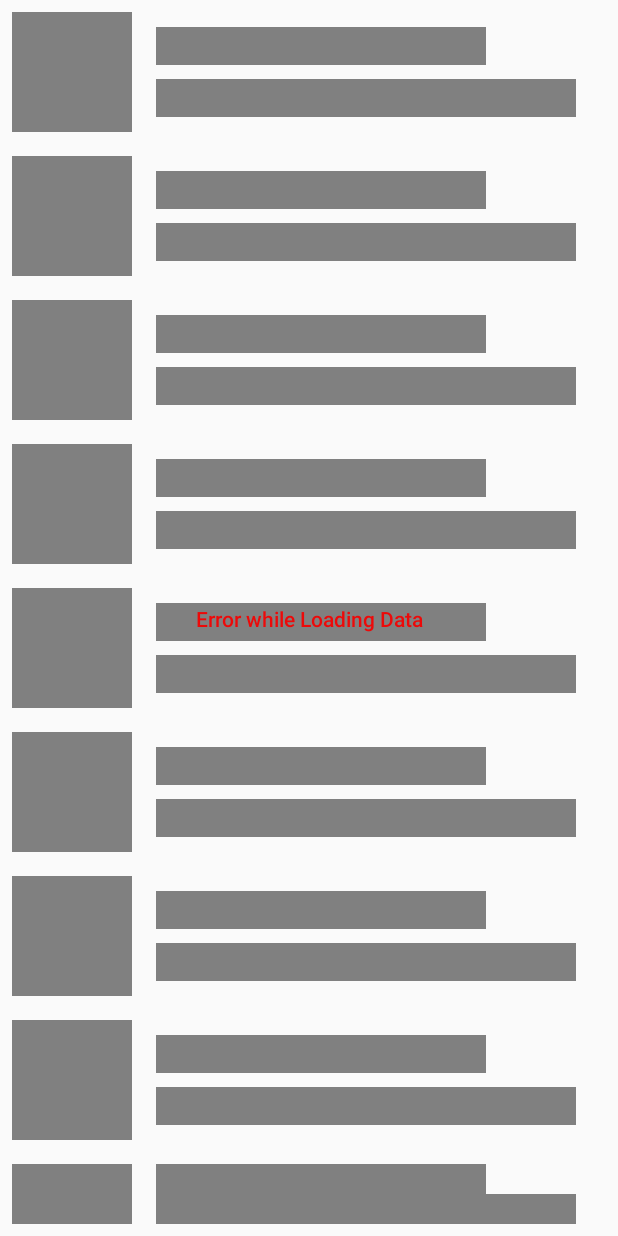
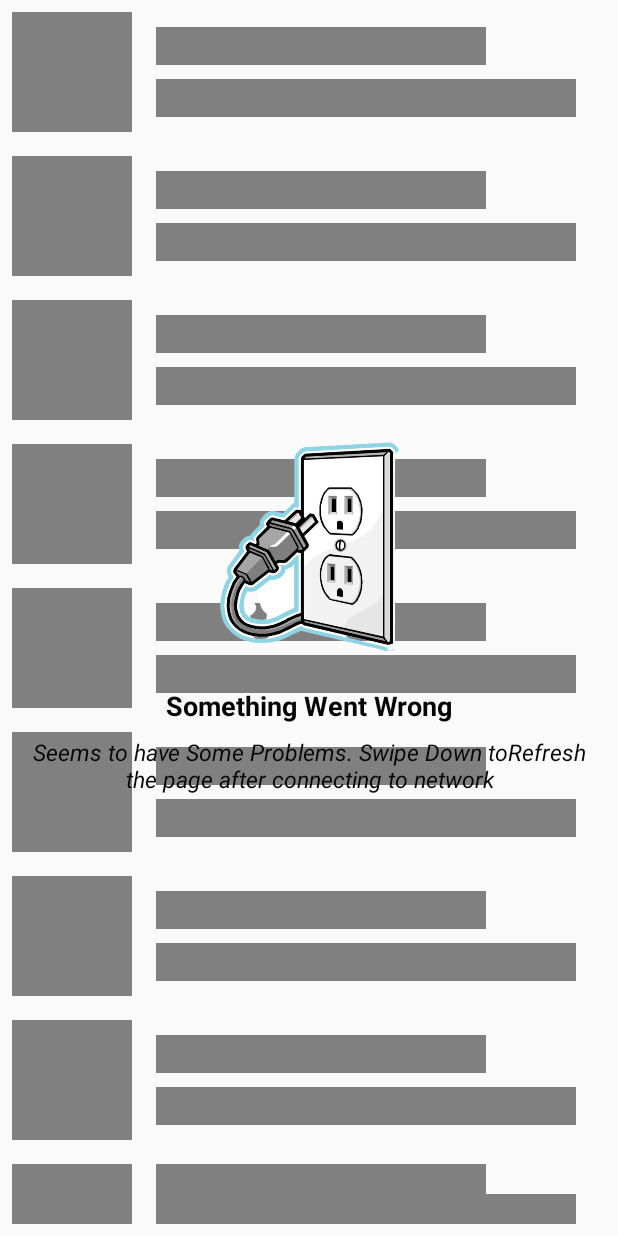
Before and after one commit to jishnu234/AethRepoApp, an Android app: the layout activity_main.xml on its own in the app's theme, with its tools: preview values and no code run, on a phone screen of 412 x 824 dp. Run offline under Robolectric (Android 15) with nearby library versions, the phone set to English and light mode, and no system bars.

Commit message:
Di using dagger implemented Ui for showing error designed view binding implemented

```diff
--- a/app/build.gradle
+++ b/app/build.gradle
@@ -15,6 +15,11 @@ android {
         versionName "1.0"
 
         testInstrumentationRunner "androidx.test.runner.AndroidJUnitRunner"
+    }
+
+    buildFeatures {
+        viewBinding true
+        dataBinding true
     }
 
     buildTypes {
--- a/app/src/main/AndroidManifest.xml
+++ b/app/src/main/AndroidManifest.xml
@@ -3,6 +3,7 @@
     package="com.example.authrepoapp">
 
     <uses-permission android:name="android.permission.INTERNET"/>
+    <uses-permission android:name="android.permission.ACCESS_NETWORK_STATE"/>
 
     <application
         android:allowBackup="true"
--- a/app/src/main/res/layout/activity_main.xml
+++ b/app/src/main/res/layout/activity_main.xml
@@ -1,10 +1,9 @@
 <?xml version="1.0" encoding="utf-8"?>
 
-<androidx.swiperefreshlayout.widget.SwipeRefreshLayout
-    android:id="@+id/swipe_refresh_layout"
-    xmlns:android="http://schemas.android.com/apk/res/android"
+<androidx.swiperefreshlayout.widget.SwipeRefreshLayout xmlns:android="http://schemas.android.com/apk/res/android"
     xmlns:app="http://schemas.android.com/apk/res-auto"
     xmlns:tools="http://schemas.android.com/tools"
+    android:id="@+id/swipe_refresh_layout"
     android:layout_width="match_parent"
     android:layout_height="match_parent"
     tools:context=".view.MainActivity">
@@ -17,29 +16,41 @@
             android:id="@+id/shimmer_loading"
             android:layout_width="match_parent"
             android:layout_height="match_parent"
+            app:layout_constraintBottom_toBottomOf="parent"
+            app:layout_constraintEnd_toEndOf="parent"
             app:layout_constraintStart_toStartOf="parent"
-            app:layout_constraintEnd_toEndOf="parent"
-            app:layout_constraintTop_toTopOf="parent"
-            app:layout_constraintBottom_toBottomOf="parent"
-            >
+            app:layout_constraintTop_toTopOf="parent">
 
             <LinearLayout
                 android:layout_width="match_parent"
                 android:layout_height="match_parent"
                 android:orientation="vertical">
-                <include layout="@layout/shimmer_layout"/>
-                <include layout="@layout/shimmer_layout"/>
-                <include layout="@layout/shimmer_layout"/>
-                <include layout="@layout/shimmer_layout"/>
-                <include layout="@layout/shimmer_layout"/>
-                <include layout="@layout/shimmer_layout"/>
-                <include layout="@layout/shimmer_layout"/>
-                <include layout="@layout/shimmer_layout"/>
-                <include layout="@layout/shimmer_layout"/>
-                <include layout="@layout/shimmer_layout"/>
-                <include layout="@layout/shimmer_layout"/>
-                <include layout="@layout/shimmer_layout"/>
-                <include layout="@layout/shimmer_layout"/>
+
+                <include layout="@layout/shimmer_layout" />
+
+                <include layout="@layout/shimmer_layout" />
+
+                <include layout="@layout/shimmer_layout" />
+
+                <include layout="@layout/shimmer_layout" />
+
+                <include layout="@layout/shimmer_layout" />
+
+                <include layout="@layout/shimmer_layout" />
+
+                <include layout="@layout/shimmer_layout" />
+
+                <include layout="@layout/shimmer_layout" />
+
+                <include layout="@layout/shimmer_layout" />
+
+                <include layout="@layout/shimmer_layout" />
+
+                <include layout="@layout/shimmer_layout" />
+
+                <include layout="@layout/shimmer_layout" />
+
+                <include layout="@layout/shimmer_layout" />
             </LinearLayout>
 
         </com.facebook.shimmer.ShimmerFrameLayout>
@@ -56,18 +67,42 @@
             app:layout_constraintVertical_bias="1.0" />
 
 
-        <TextView
-            android:id="@+id/errorText"
-            android:layout_width="wrap_content"
-            android:layout_height="wrap_content"
-            style = "@style/TextAppearance.AppCompat.Body2"
-            android:text="@string/error_text"
-            android:textColor="#ED0909"
-            app:layout_constraintBottom_toBottomOf="parent"
-            app:layout_constraintEnd_toEndOf="parent"
-            app:layout_constraintStart_toStartOf="parent"
-            app:layout_constraintTop_toTopOf="parent"
-            />
+        <LinearLayout
+            android:id="@+id/connection_lost_screen"
+            android:layout_width="match_parent"
+            android:layout_height="match_parent"
+            android:gravity="center"
+            android:orientation="vertical">
+
+            <ImageView
+                android:id="@+id/nw_lost_img"
+                android:layout_width="140dp"
+                android:layout_height="140dp"
+                android:src="@drawable/connection_lost"
+                android:contentDescription="@string/network_lost_cd"
+                />
+
+            <TextView
+                android:id="@+id/lost_title"
+                style="@style/TitleText"
+                android:layout_width="wrap_content"
+                android:layout_height="wrap_content"
+                android:layout_marginTop="24dp"
+                android:text="@string/something_went_wrong"
+                android:textColor="#040404" />
+
+            <TextView
+                android:id="@+id/lost_desc"
+                style="@style/DescText"
+                android:layout_width="wrap_content"
+                android:layout_height="wrap_content"
+                android:layout_marginStart="16dp"
+                android:layout_marginTop="8dp"
+                android:layout_marginEnd="16dp"
+                android:text="@string/lost_connection_desc"
+                android:textAlignment="center"
+                android:textColor="#040404" />
+        </LinearLayout>
 
     </androidx.constraintlayout.widget.ConstraintLayout>
 
--- a/app/src/main/res/values/strings.xml
+++ b/app/src/main/res/values/strings.xml
@@ -1,4 +1,8 @@
 <resources>
     <string name="app_name">AuthRepoApp</string>
     <string name="error_text">Error while Loading Data</string>
+    <string name="something_went_wrong">Something Went Wrong</string>
+    <string name="lost_connection_desc">Seems to have Some Problems. Swipe Down toRefresh the page after connecting to network</string>
+    <string name="network_lost_cd">network_lost</string>
+    <string name="list_image">list image</string>
 </resources>
```
Also changed, not shown: app/src/main/java/com/example/authrepoapp/di/SquareAppModule.kt (added, +27 -0 lines), app/src/main/java/com/example/authrepoapp/di/SquareComponent.kt (added, +17 -0 lines), app/src/main/java/com/example/authrepoapp/model/network/SquareService.kt (+10 -11 lines), app/src/main/java/com/example/authrepoapp/view/MainActivity.kt (+25 -24 lines), app/src/main/java/com/example/authrepoapp/view/UserListAdapter.kt (+26 -12 lines), app/src/main/java/com/example/authrepoapp/viewmodel/ListUserViewModel.kt (+9 -3 lines), app/src/main/res/layout/list_content.xml (+7 -10 lines), app/src/main/res/drawable/connection_lost.png (added).
